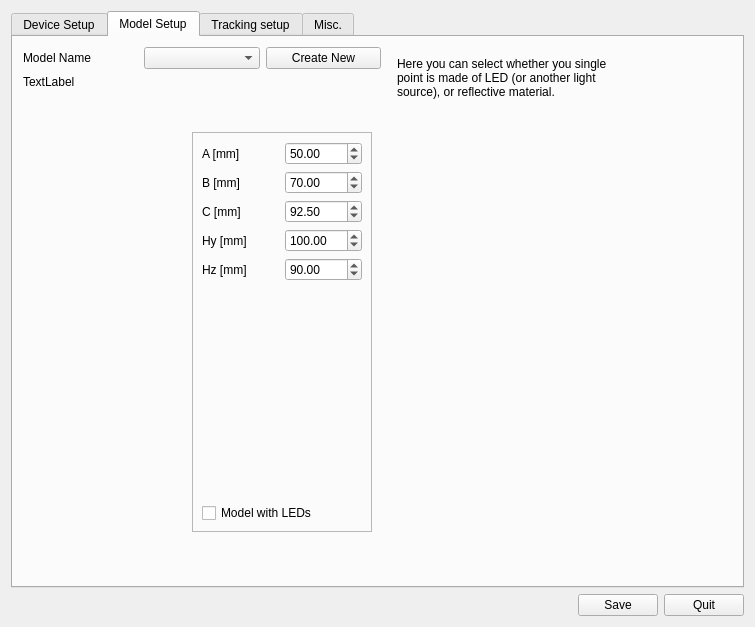
Qt form branches/michal/src/qt_gui/ltr.ui (uglyDwarf/linuxtrack) before a commit.
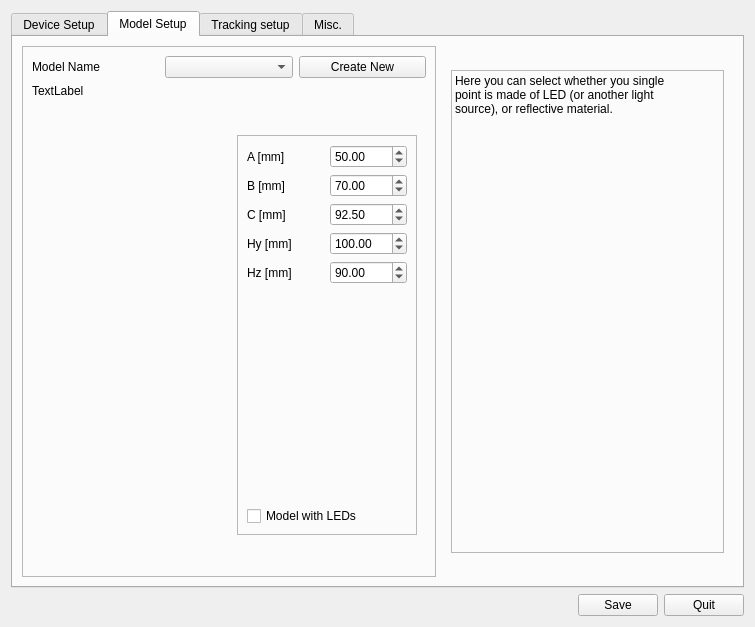
The same form after that commit. The open tabs and pages were chosen to show the change. Icons and pictures are not drawn.

```diff
--- a/branches/michal/src/qt_gui/ltr.ui
+++ b/branches/michal/src/qt_gui/ltr.ui
@@ -632,17 +632,14 @@
       <attribute name="title">
        <string>Model Setup</string>
       </attribute>
-      <widget class="QWidget" name="layoutWidget000">
-       <property name="geometry">
-        <rect>
-         <x>10</x>
-         <y>10</y>
-         <width>721</width>
-         <height>522</height>
-        </rect>
-       </property>
+      <layout class="QVBoxLayout" name="verticalLayout_21">
+       <item>
        <layout class="QHBoxLayout" name="horizontalLayout_4">
         <item>
+          <widget class="QFrame" name="">
+           <property name="frameShape">
+            <enum>QFrame::StyledPanel</enum>
+           </property>
          <layout class="QVBoxLayout" name="verticalLayout_8">
           <item>
            <layout class="QHBoxLayout" name="horizontalLayout_2">
@@ -1155,9 +1152,25 @@
            </widget>
           </item>
          </layout>
+          </widget>
         </item>
         <item>
          <widget class="QStackedWidget" name="ModelDescStack">
+           <property name="minimumSize">
+            <size>
+             <width>291</width>
+             <height>501</height>
+            </size>
+           </property>
+           <property name="maximumSize">
+            <size>
+             <width>291</width>
+             <height>501</height>
+            </size>
+           </property>
+           <property name="lineWidth">
+            <number>0</number>
+           </property>
           <property name="currentIndex">
            <number>2</number>
           </property>
@@ -1222,14 +1235,23 @@
            </layout>
           </widget>
           <widget class="QWidget" name="page_9">
+            <layout class="QVBoxLayout" name="verticalLayout_22">
+             <item>
            <widget class="QLabel" name="label_48">
-            <property name="geometry">
-             <rect>
-              <x>10</x>
-              <y>10</y>
-              <width>291</width>
-              <height>501</height>
-             </rect>
+               <property name="minimumSize">
+                <size>
+                 <width>0</width>
+                 <height>0</height>
+                </size>
+               </property>
+               <property name="maximumSize">
+                <size>
+                 <width>1000</width>
+                 <height>1000</height>
+                </size>
+               </property>
+               <property name="frameShape">
+                <enum>QFrame::StyledPanel</enum>
             </property>
             <property name="text">
              <string>Here you can select whether you single 
@@ -1241,11 +1263,14 @@
              <set>Qt::AlignLeading|Qt::AlignLeft|Qt::AlignTop</set>
             </property>
            </widget>
+             </item>
+            </layout>
           </widget>
          </widget>
         </item>
        </layout>
-      </widget>
+       </item>
+      </layout>
      </widget>
      <widget class="QWidget" name="tab_3">
       <attribute name="title">
```
Left out of the diff: 128 changed lines with no effect on the pictures. Lines whose indentation alone changed are shown as unchanged.
